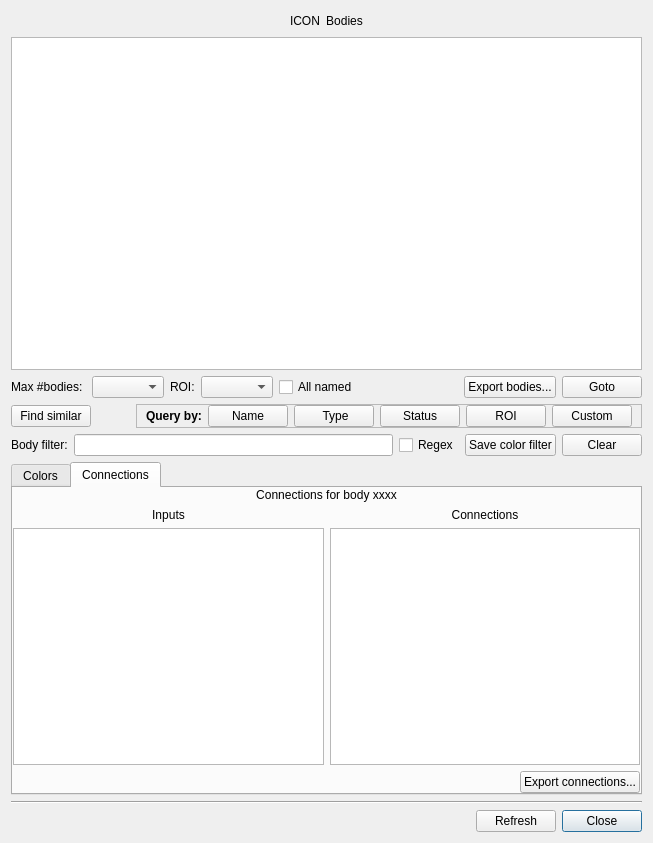
Before: the Qt Designer form neurolabi/gui/dialogs/flyembodyinfodialog.ui in janelia-flyem/NeuTu, drawn with Qt 5.
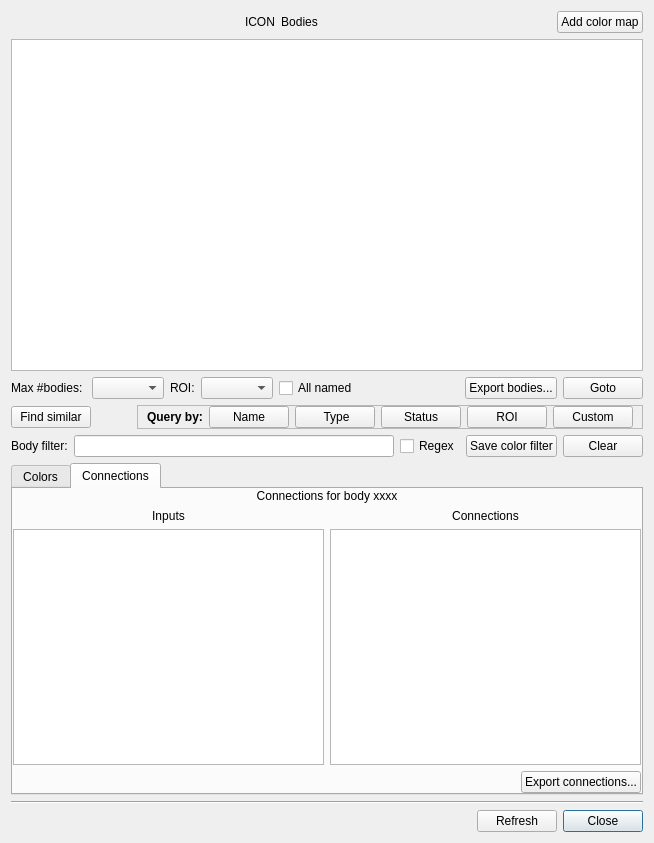
After: the same form once the commit is applied.

Commit message: add group color map for sequencer

What changed in the file:
```diff
--- a/neurolabi/gui/dialogs/flyembodyinfodialog.ui
+++ b/neurolabi/gui/dialogs/flyembodyinfodialog.ui
@@ -6,7 +6,7 @@
    <rect>
     <x>0</x>
     <y>0</y>
-    <width>653</width>
+    <width>654</width>
     <height>843</height>
    </rect>
   </property>
@@ -59,6 +59,13 @@
        </property>
       </spacer>
      </item>
+     <item>
+      <widget class="QPushButton" name="addColorMapPushButton">
+       <property name="text">
+        <string>Add color map</string>
+       </property>
+      </widget>
+     </item>
     </layout>
    </item>
    <item>
```
The commit also changes 8 other files.
